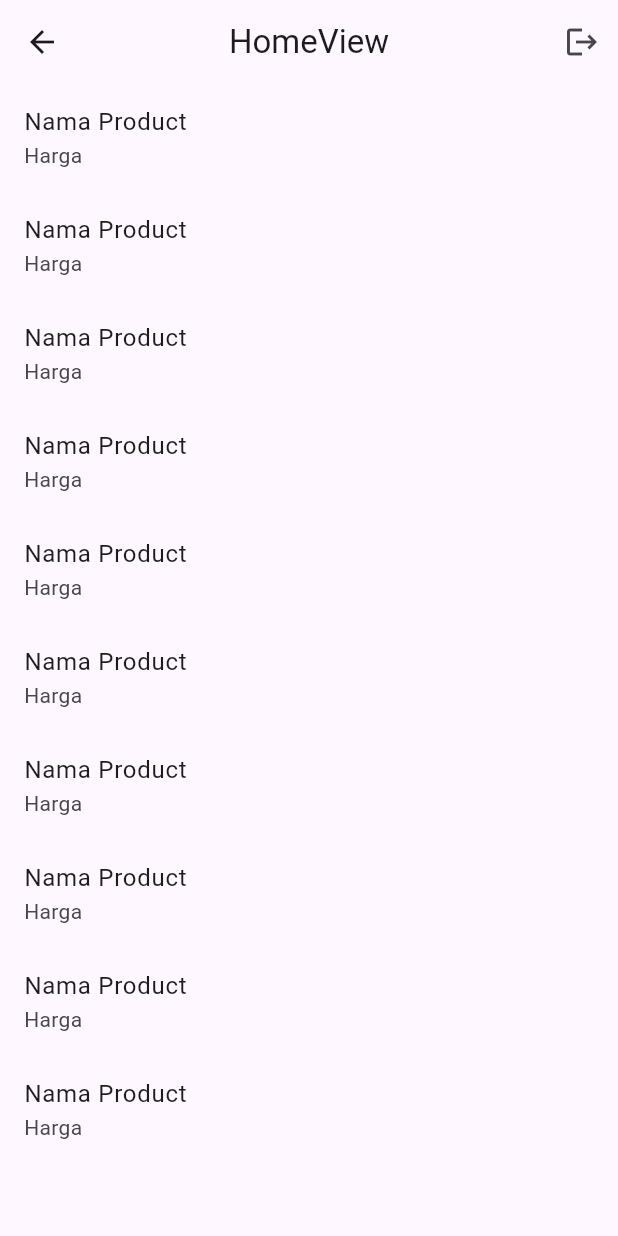
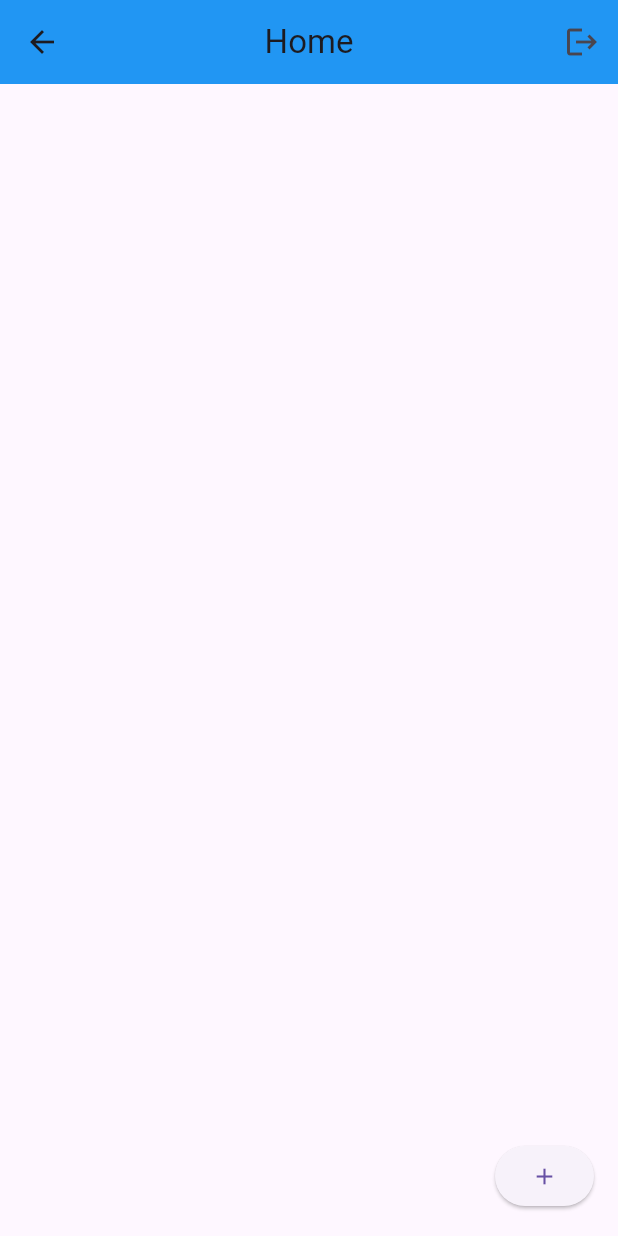
Before and after one commit to Indrawan007/getX_Firebase, a Flutter app: the HomeView screen opened by its route, on a phone screen of 412 x 824 dp. Run offline on Flutter 3.47's test engine with Material 3 defaults, Android fonts, the phone set to English and light mode, and no system bars; our stand-ins replace cloud_firestore, firebase_auth, firebase_core, get; accounts and stored records are empty; network calls fail.

```diff
--- a/lib/app/modules/home/views/home_view.dart
+++ b/lib/app/modules/home/views/home_view.dart
@@ -1,6 +1,8 @@
+import 'package:cloud_firestore/cloud_firestore.dart';
 import 'package:flutter/material.dart';
 
 import 'package:get/get.dart';
+import 'package:getx_firebase/app/routes/app_pages.dart';
 import 'package:getx_firebase/controller/auth_controller.dart';
 
 import '../controllers/home_controller.dart';
@@ -11,21 +13,39 @@ class HomeView extends GetView<HomeController> {
   Widget build(BuildContext context) {
     return Scaffold(
       appBar: AppBar(
-          title: const Text('HomeView'),
+        backgroundColor: Colors.blue,
+        title: const Text('Home'),
         centerTitle: true,
         actions: [
-            IconButton(
-                onPressed: () => authC.Logout(), icon: Icon(Icons.logout))
+          IconButton(onPressed: () => authC.Logout(), icon: Icon(Icons.logout))
         ],
       ),
-        body: ListView.builder(
-          itemCount: 10,
+      body: FutureBuilder<QuerySnapshot<Object?>>(
+        future: controller.getData(),
+        builder: (context, snapshot) {
+          if (snapshot.connectionState == ConnectionState.done) {
+            var allData = snapshot.data!.docs;
+            return ListView.builder(
+              itemCount: allData.length,
               itemBuilder: (context, index) {
                 return ListTile(
-              title: Text("Nama Product"),
-              subtitle: Text("Harga"),
+                  title: Text(
+                      "${(allData[index].data() as Map<String, dynamic>)["name"]}"),
+                  subtitle: Text(
+                      "${(allData[index].data() as Map<String, dynamic>)["price"]}"),
                 );
               },
-        ));
+            );
+          }
+          return const Center(
+            child: CircularProgressIndicator(),
+          );
+        },
+      ),
+      floatingActionButton: ElevatedButton(
+        onPressed: () => Get.toNamed(Routes.ADD_PRODUCT),
+        child: Icon(Icons.add),
+      ),
+    );
   }
 }
```
Also changed, not shown: lib/app/modules/home/controllers/home_controller.dart (+5 -17 lines). Lines whose indentation alone changed are shown as unchanged.
